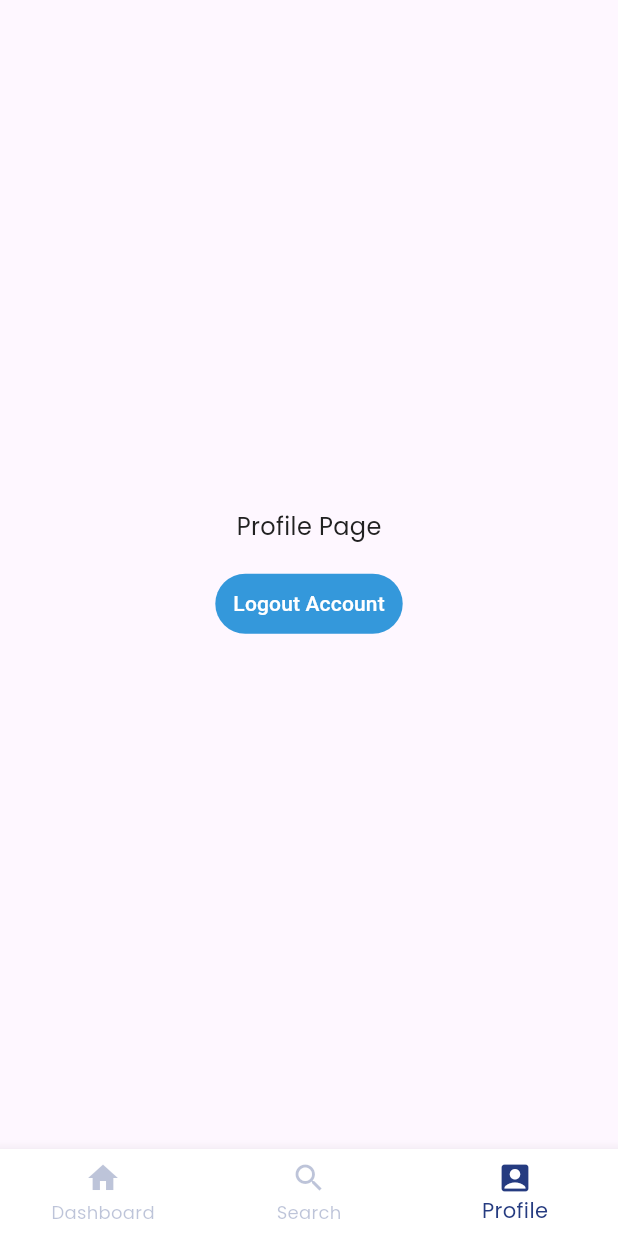
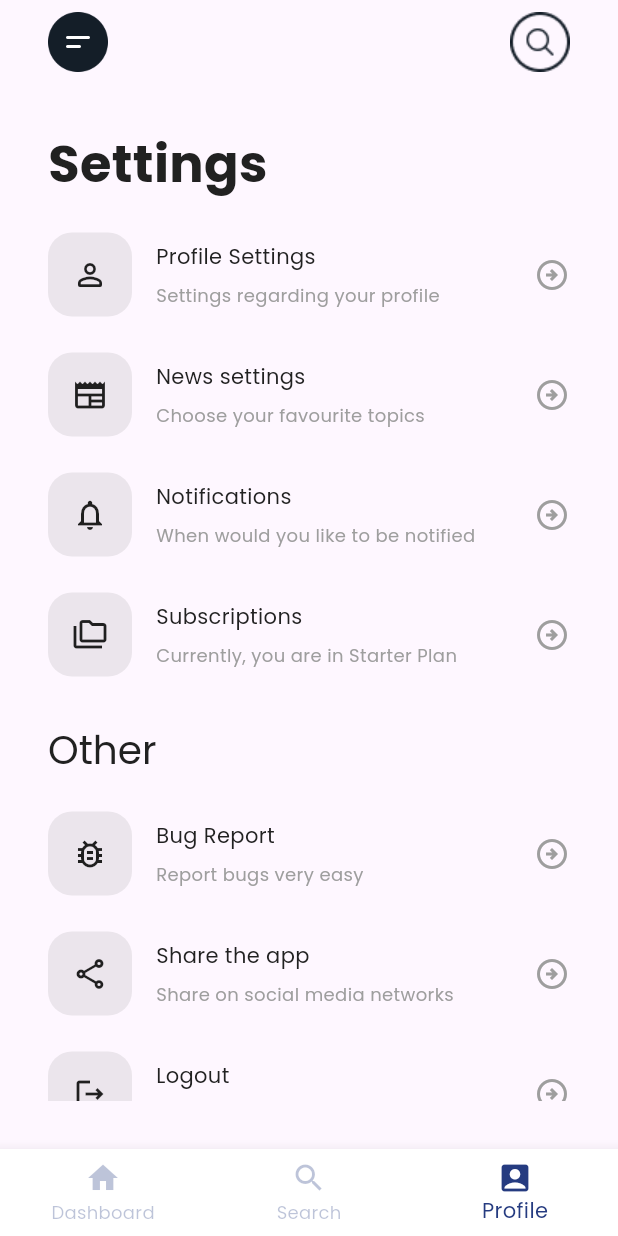
Before and after one commit to dimasjayadi99/BootcampFlutter, a Flutter app: the BottomBar screen opened by its route, item 3 of the bottom bar chosen, on a phone screen of 412 x 824 dp. Run offline on Flutter 3.47's test engine with Material 3 defaults, Android fonts, the phone set to English and light mode, and no system bars; our stand-ins replace google_fonts.

Commit message:
pengumpulan Quiz 2 Slicing UI Setting Page

```diff
--- a/tugas_flutter/lib/core/constant/string.dart
+++ b/tugas_flutter/lib/core/constant/string.dart
@@ -3,6 +3,7 @@ const String menuIconPath = 'assets/icons/ic_menu.png';
 const String messageIconPath = 'assets/icons/ic_message.png';
 const String favoriteIconPath = 'assets/icons/ic_favorite.png';
 const String shareIconPath = 'assets/icons/ic_share.png';
+const String searchIconPath = 'assets/icons/ic_search.png';
 const String defaultAvatarPath = 'assets/images/default_avatar.jpg';
 const String newsImage1 = 'assets/images/news_image1.jpg';
 const String newsImage2 = 'assets/images/news_image2.jpg';
--- a/tugas_flutter/lib/core/constant/style.dart
+++ b/tugas_flutter/lib/core/constant/style.dart
@@ -22,12 +22,12 @@ class StyleConst {
         color: const Color(blackColor)),
     headlineLarge: GoogleFonts.poppins(
         fontSize: 34,
-        fontWeight: FontWeight.w400,
+        fontWeight: FontWeight.w700,
         letterSpacing: 0.25,
         color: const Color(blackColor)),
     headlineMedium: GoogleFonts.poppins(
-        fontSize: 21,
-        fontWeight: FontWeight.w700,
+        fontSize: 26,
+        fontWeight: FontWeight.w400,
         color: const Color(blackColor)),
     headlineSmall: GoogleFonts.roboto(
         fontSize: 15,
@@ -50,7 +50,12 @@ class StyleConst {
         letterSpacing: 0.5,
         color: const Color(blackColor)),
     bodyMedium: GoogleFonts.poppins(
-        fontSize: 16,
+        fontSize: 14,
+        fontWeight: FontWeight.w400,
+        letterSpacing: 0.25,
+        color: const Color(blackColor)),
+    bodySmall: GoogleFonts.poppins(
+        fontSize: 12,
         fontWeight: FontWeight.w400,
         letterSpacing: 0.25,
         color: const Color(blackColor)),
--- a/tugas_flutter/lib/main.dart
+++ b/tugas_flutter/lib/main.dart
@@ -4,6 +4,8 @@ import 'package:tugas_flutter/presentation/pages/get_started_page.dart';
 import 'package:tugas_flutter/presentation/pages/home_page.dart';
 import 'package:tugas_flutter/presentation/pages/profile_page.dart';
 import 'package:tugas_flutter/presentation/pages/search_page.dart';
+
+import 'core/constant/string.dart';
 
 void main() {
   runApp(const MyApp());
@@ -39,12 +41,13 @@ class BottomBarStates extends State<BottomBar> {
   final List<Widget> _pageOptions = [
     HomePage(),
     const SearchPage(),
-    const ProfilePage(),
+    ProfilePage(),
   ];
 
   @override
   Widget build(BuildContext context) {
     return Scaffold(
+      appBar: _buildAppBar(context),
       body: SafeArea(
         child: _pageOptions[selectedPage],
       ),
@@ -65,6 +68,34 @@ class BottomBarStates extends State<BottomBar> {
           });
         },
       ),
+    );
+  }
+
+  /// build app bar
+  AppBar _buildAppBar(BuildContext context) {
+    return AppBar(
+      leadingWidth: 72,
+      forceMaterialTransparency: true,
+      centerTitle: true,
+      title: selectedPage == 0
+          ? Text(
+              'NewsApp',
+              style: Theme.of(context).textTheme.headlineMedium,
+            )
+          : Container(),
+      leading: Container(
+          padding: const EdgeInsets.only(left: 32),
+          child: Image.asset(
+            menuIconPath,
+            width: 40,
+            height: 40,
+          )),
+      actions: [
+        Padding(
+          padding: const EdgeInsets.only(right: 32),
+          child: Image.asset(searchIconPath),
+        ),
+      ],
     );
   }
 }
--- a/tugas_flutter/lib/presentation/pages/home_page.dart
+++ b/tugas_flutter/lib/presentation/pages/home_page.dart
@@ -70,10 +70,9 @@ class HomePage extends StatelessWidget {
   @override
   Widget build(BuildContext context) {
     return Scaffold(
-      appBar: _buildAppBar(context),
       body: SafeArea(
         child: Padding(
-          padding: const EdgeInsets.fromLTRB(16, 32, 16, 16),
+          padding: const EdgeInsets.all(32),
           child: SingleChildScrollView(
             physics: const BouncingScrollPhysics(),
             scrollDirection: Axis.vertical,
@@ -87,25 +86,6 @@ class HomePage extends StatelessWidget {
           ),
         ),
       ),
-    );
-  }
-
-  /// build app bar
-  AppBar _buildAppBar(BuildContext context) {
-    return AppBar(
-      forceMaterialTransparency: true,
-      centerTitle: true,
-      title: Text(
-        'NewsApp',
-        style: Theme.of(context).textTheme.headlineMedium,
-      ),
-      leading: Container(
-          margin: const EdgeInsets.only(left: 16.0),
-          child: Image.asset(
-            menuIconPath,
-            width: 40,
-            height: 40,
-          )),
     );
   }
 
--- a/tugas_flutter/lib/presentation/pages/profile_page.dart
+++ b/tugas_flutter/lib/presentation/pages/profile_page.dart
@@ -1,35 +1,94 @@
 import 'package:flutter/material.dart';
-import 'package:tugas_flutter/core/constant/color.dart';
 import 'package:tugas_flutter/shared/gap.dart';
+import '../widgets/menu_profile.dart';
 
 class ProfilePage extends StatelessWidget {
-  const ProfilePage({super.key});
+  ProfilePage({super.key});
+
+  final List<Widget> listMenuSettings = [
+    MenuProfile(
+      title: 'Profile Settings',
+      label: 'Settings regarding your profile',
+      icon: Icons.person_outline_rounded,
+      onTap: (BuildContext context) {},
+    ),
+    MenuProfile(
+      title: 'News settings',
+      label: 'Choose your favourite topics',
+      icon: Icons.newspaper_outlined,
+      onTap: (BuildContext context) {},
+    ),
+    MenuProfile(
+      title: 'Notifications',
+      label: 'When would you like to be notified',
+      icon: Icons.notifications_outlined,
+      onTap: (BuildContext context) {},
+    ),
+    MenuProfile(
+      title: 'Subscriptions',
+      label: 'Currently, you are in Starter Plan',
+      icon: Icons.folder_copy_outlined,
+      onTap: (BuildContext context) {},
+    ),
+  ];
+
+  final List<Widget> listMenuOther = [
+    MenuProfile(
+      title: 'Bug Report',
+      label: 'Report bugs very easy',
+      icon: Icons.bug_report_outlined,
+      onTap: (BuildContext context) {},
+    ),
+    MenuProfile(
+      title: 'Share the app',
+      label: 'Share on social media networks',
+      icon: Icons.share_outlined,
+      onTap: (BuildContext context) {},
+    ),
+    MenuProfile(
+      title: 'Logout',
+      label: 'Click for logout from your account',
+      icon: Icons.logout_outlined,
+      onTap: (BuildContext context) {
+        Navigator.of(context).pushNamedAndRemoveUntil('/', (route) => false);
+      },
+    ),
+  ];
 
   @override
   Widget build(BuildContext context) {
-    return Center(
-      child: Column(
-        mainAxisAlignment: MainAxisAlignment.center,
-        crossAxisAlignment: CrossAxisAlignment.center,
-        children: [
-          const Text('Profile Page'),
-          const Gap.v(h: 16),
-          TextButton(
-            style: ButtonStyle(
-              backgroundColor:
-                  WidgetStateProperty.all(const Color(primaryColor)),
-            ),
-            onPressed: () {
-              Navigator.of(context)
-                  .pushNamedAndRemoveUntil('/', (route) => false);
-            },
-            child: const Text(
-              'Logout Account',
-              style: TextStyle(color: Colors.white),
-            ),
+    return Scaffold(
+      body: Padding(
+        padding: const EdgeInsets.all(32.0),
+        child: SingleChildScrollView(
+          scrollDirection: Axis.vertical,
+          child: Column(
+            crossAxisAlignment: CrossAxisAlignment.start,
+            children: [
+              Text('Settings',
+                  style: Theme.of(context).textTheme.headlineLarge),
+              const Gap.v(h: 24),
+              _buildMenuList(listMenuSettings),
+              const Gap.v(h: 32),
+              Text('Other', style: Theme.of(context).textTheme.headlineMedium),
+              const Gap.v(h: 24),
+              _buildMenuList(listMenuOther),
+            ],
           ),
-        ],
+        ),
       ),
     );
   }
+
+  Widget _buildMenuList(List<Widget> menuList) {
+    return ListView.separated(
+      physics: const NeverScrollableScrollPhysics(),
+      shrinkWrap: true,
+      itemCount: menuList.length,
+      itemBuilder: (context, index) {
+        return menuList[index];
+      },
+      separatorBuilder: (context, index) => const Gap.v(h: 24),
+    );
+  }
 }
--- /dev/null
+++ b/tugas_flutter/lib/presentation/widgets/menu_profile.dart
@@ -0,0 +1,57 @@
+import 'package:flutter/material.dart';
+import '../../shared/gap.dart';
+
+class MenuProfile extends StatelessWidget {
+  final String title;
+  final String label;
+  final IconData icon;
+  final void Function(BuildContext context) onTap;
+
+  const MenuProfile({
+    super.key,
+    required this.title,
+    required this.label,
+    required this.icon,
+    required this.onTap,
+  });
+
+  @override
+  Widget build(BuildContext context) {
+    return GestureDetector(
+      onTap: () => onTap(context),
+      child: Container(
+        color: Colors.transparent,
+        child: Row(
+          children: [
+            Container(
+              padding: const EdgeInsets.all(16),
+              decoration: BoxDecoration(
+                color: Colors.grey.withOpacity(0.2),
+                borderRadius: const BorderRadius.all(Radius.circular(16)),
+              ),
+              child: Icon(icon),
+            ),
+            const Gap.h(w: 16),
+            Column(
+              crossAxisAlignment: CrossAxisAlignment.start,
+              children: [
+                Text(title, style: Theme.of(context).textTheme.bodyMedium),
+                const Gap.v(h: 8),
+                Text(label,
+                    style: Theme.of(context)
+                        .textTheme
+                        .bodySmall
+                        ?.copyWith(color: Colors.grey)),
+              ],
+            ),
+            const Spacer(),
+            const Icon(
+              Icons.arrow_circle_right_outlined,
+              color: Colors.grey,
+            ),
+          ],
+        ),
+      ),
+    );
+  }
+}
```
Also changed, not shown: tugas_flutter/assets/icons/ic_search.png (added), tugas_flutter/assets/quiz_2_screen_capture.png (added).
